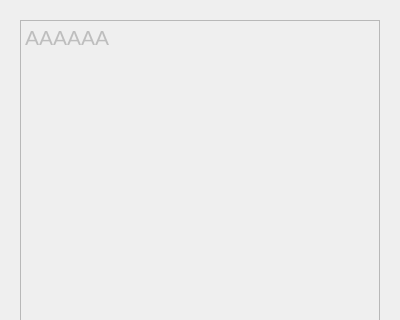
Soulike/24_Points, file answerdialog.ui: the form before one commit; both pictures show x 0 to 400 and y 0 to 320 of the 400 by 550 pixel window.
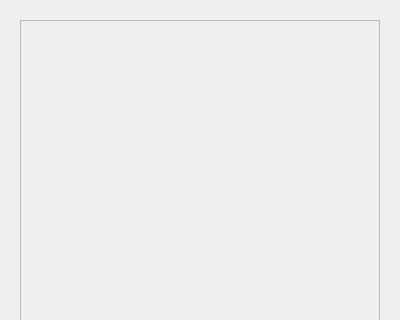
The form after the commit.

Diff of the .ui file:
```diff
--- a/answerdialog.ui
+++ b/answerdialog.ui
@@ -10,6 +10,24 @@
     <height>550</height>
    </rect>
   </property>
+  <property name="sizePolicy">
+   <sizepolicy hsizetype="Fixed" vsizetype="Fixed">
+    <horstretch>0</horstretch>
+    <verstretch>0</verstretch>
+   </sizepolicy>
+  </property>
+  <property name="minimumSize">
+   <size>
+    <width>400</width>
+    <height>550</height>
+   </size>
+  </property>
+  <property name="maximumSize">
+   <size>
+    <width>400</width>
+    <height>550</height>
+   </size>
+  </property>
   <property name="font">
    <font>
     <pointsize>16</pointsize>
@@ -56,7 +74,7 @@
 &lt;html&gt;&lt;head&gt;&lt;meta name=&quot;qrichtext&quot; content=&quot;1&quot; /&gt;&lt;style type=&quot;text/css&quot;&gt;
 p, li { white-space: pre-wrap; }
 &lt;/style&gt;&lt;/head&gt;&lt;body style=&quot; font-family:'Noto Sans CJK SC Regular'; font-size:12pt; font-weight:400; font-style:normal;&quot;&gt;
-&lt;p style=&quot; margin-top:0px; margin-bottom:0px; margin-left:0px; margin-right:0px; -qt-block-indent:0; text-indent:0px;&quot;&gt;&lt;span style=&quot; font-size:16pt;&quot;&gt;AAAAAA&lt;/span&gt;&lt;/p&gt;&lt;/body&gt;&lt;/html&gt;</string>
+&lt;p style=&quot;-qt-paragraph-type:empty; margin-top:0px; margin-bottom:0px; margin-left:0px; margin-right:0px; -qt-block-indent:0; text-indent:0px;&quot;&gt;&lt;br /&gt;&lt;/p&gt;&lt;/body&gt;&lt;/html&gt;</string>
    </property>
   </widget>
  </widget>
```
